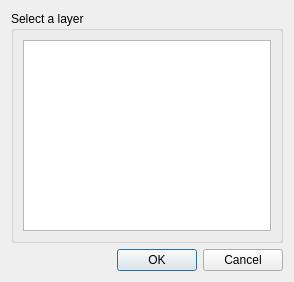
ConservationInternational/trends.earth, file LDMP/gui/DlgDataIOAddLayersToMap.ui: the form before one commit.
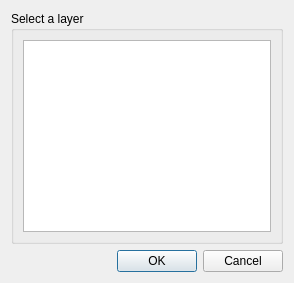
The form after the commit.

Commit message: Search on more attributes, and pause scheduler while adding new layers

What changed in the file:
```diff
--- a/LDMP/gui/DlgDataIOAddLayersToMap.ui
+++ b/LDMP/gui/DlgDataIOAddLayersToMap.ui
@@ -10,7 +10,7 @@
     <x>0</x>
     <y>0</y>
     <width>294</width>
-    <height>282</height>
+    <height>283</height>
    </rect>
   </property>
   <property name="sizePolicy">
```
Left out of the diff: 2 changed lines with no effect on the pictures. The commit also changes 2 other files.
